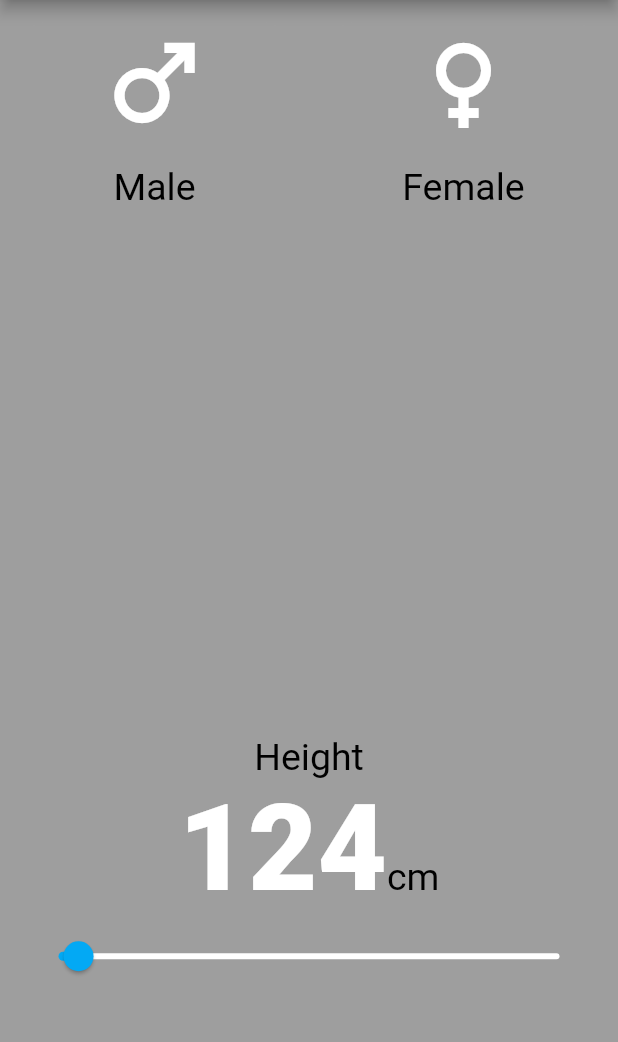
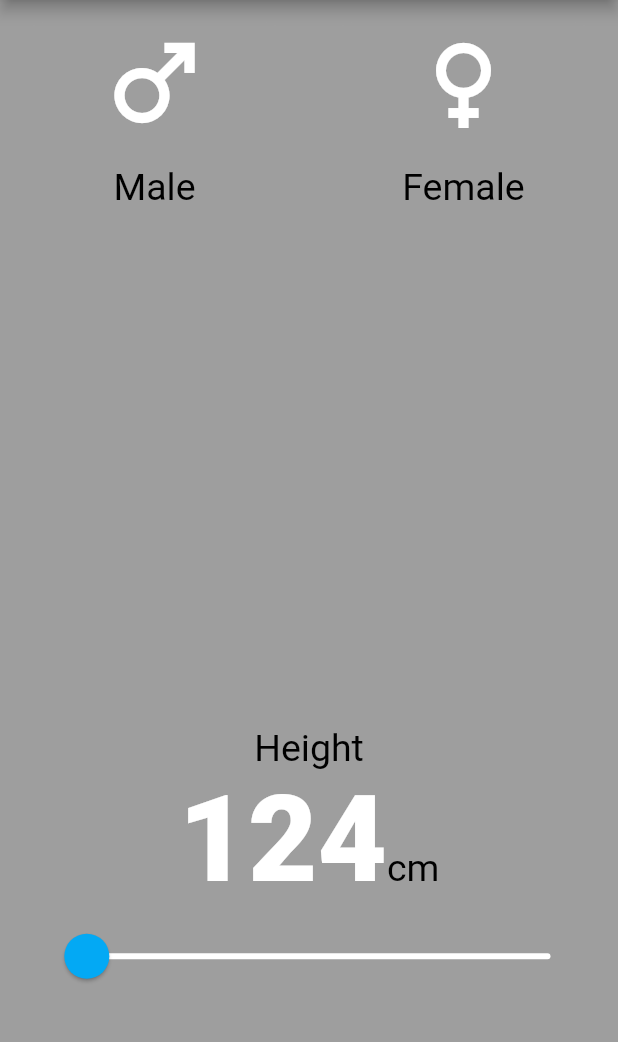
Before and after one commit to rajson49/BMICAL, a Flutter app: the screen it shows after launch, on a phone screen of 412 x 824 dp, the part 84-1126 px from its top. Run offline on Flutter 3.47's test engine with Material 2 defaults, Android fonts, the phone set to English and light mode, and no system bars.

Commit message:
SliderFinish 2

```diff
--- a/lib/main.dart
+++ b/lib/main.dart
@@ -13,6 +13,7 @@ class MyApp extends StatelessWidget {
   @override
   Widget build(BuildContext context) {
     return MaterialApp(
+      debugShowCheckedModeBanner: false,
       home: BmlCal(),
       theme: ThemeData.dark(),
     );
@@ -92,17 +93,24 @@ class _BmlCalState extends State<BmlCal> {
                 ],
                 textBaseline: TextBaseline.alphabetic,
               ),
-              Slider(
+              SliderTheme(
+                data: SliderTheme.of(context).copyWith(
+                  inactiveTrackColor: Colors.white,
+                  activeTrackColor:Colors.blue,
+                  thumbColor: Colors.lightBlue,
+                  thumbShape: RoundSliderThumbShape(enabledThumbRadius: 15.0),
+                  overlayShape: RoundSliderOverlayShape(overlayRadius: 30)
+                ),
+                child: Slider(
                     value: height.toDouble(),
                     min: 120,
                     max: 220,
-                  inactiveColor: Colors.white,
-                  activeColor: kcolorActive,
                     onChanged: (double value) {
                       setState(() {
                         height=value.round();
                       });
-                  },)
+                    },),
+              )
             ],
           ),
           colorChosed: kcolorInactive,
```
Lines whose indentation alone changed are shown as unchanged.
